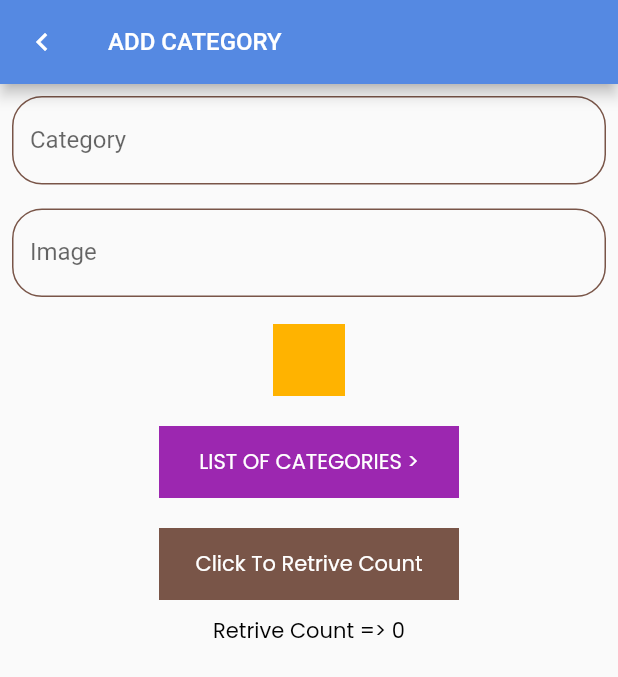
After one commit to Dishant-20/new_orange_main, a Flutter app: the screen it shows once a user with an empty profile is signed in, after a tap on the "add" icon, on a phone screen of 412 x 824 dp. The commit adds this screen. Shown: the top 677 px of the screen. Run offline on Flutter 3.47's test engine with Material 2 defaults, Android fonts, the phone set to English and light mode, and no system bars; our stand-ins replace cloud_firestore, dropdown_button2, firebase_auth, firebase_core, firebase_messaging, firebase_storage and 7 more; missing offline and left inert: devicelocale, flutter_gif; accounts and stored records are empty; Roboto replaces fonts that are missing (Avenir Next).

Commit message:
25-MARCH-2023=>1:10

```diff
--- a/lib/classes/REVIEWS/review_chat/review_chat_left/review_chat_left_side.dart
+++ b/lib/classes/REVIEWS/review_chat/review_chat_left/review_chat_left_side.dart
@@ -35,7 +35,7 @@ class _ReviewChatLeftScreenState extends State<ReviewChatLeftScreen> {
                       FirebaseAuth.instance.currentUser!.uid)
                   ? const SizedBox()
                   : */
-              IconButton(
+              /*IconButton(
                 onPressed: () {
                   if (kDebugMode) {
                     print('=====> CHAT WITH OTHERS CLICK <=====');
@@ -68,7 +68,7 @@ class _ReviewChatLeftScreenState extends State<ReviewChatLeftScreen> {
                   Icons.chat,
                   color: Colors.purple,
                 ),
-              ),
+              ),*/
             ],
             // 98061311374
             // 8800631774
--- /dev/null
+++ b/lib/classes/add_category_in_firebase/add_category_in_fb_server.dart
@@ -0,0 +1,413 @@
+import 'package:cloud_firestore/cloud_firestore.dart';
+import 'package:firebase_auth/firebase_auth.dart';
+import 'package:flutter/foundation.dart';
+import 'package:flutter/material.dart';
+import 'package:my_new_orange/classes/REVIEWS/review_category/review_category.dart';
+import 'package:my_new_orange/header/utils/Utils.dart';
+import 'package:my_new_orange/header/utils/custom/app_bar.dart';
+import 'package:uuid/uuid.dart';
+
+import '../database/database_helper.dart';
+import '../database/database_modal.dart';
+
+class AddCategoryInFirebaseServerScreen extends StatefulWidget {
+  const AddCategoryInFirebaseServerScreen({super.key});
+
+  @override
+  State<AddCategoryInFirebaseServerScreen> createState() =>
+      _AddCategoryInFirebaseServerScreenState();
+}
+
+class _AddCategoryInFirebaseServerScreenState
+    extends State<AddCategoryInFirebaseServerScreen> {
+  //
+  late DataBase handler;
+  final formKey = GlobalKey<FormState>();
+  //
+  late final TextEditingController contCategoryName;
+  late final TextEditingController contCategoryImage;
+  //
+  var strTotalItemsInLocalDBCount = '0';
+  var saveTotalCountOfElement = '0';
+  //
+  @override
+  void initState() {
+    super.initState();
+    //
+    handler = DataBase();
+    //
+    contCategoryName = TextEditingController();
+    contCategoryImage = TextEditingController();
+    //
+    // handler.deleteAllLocalDB().then((value) => {
+    //       print('====> ALL DATA HAS BEEN DELETED FROM LOCAL SERVER <===='),
+    //       funcRetrieveDataFromLocalDB(),
+    //     });
+  }
+
+  @override
+  void dispose() {
+    //
+    contCategoryName.dispose();
+    contCategoryImage.dispose();
+    //
+    super.dispose();
+  }
+
+  @override
+  Widget build(BuildContext context) {
+    return Scaffold(
+      appBar: AppBarScreen(
+        str_app_bar_title: 'ADD CATEGORY',
+        str_status: '1',
+      ),
+      body: Form(
+        key: formKey,
+        child: Column(
+          children: [
+            Padding(
+              padding: const EdgeInsets.all(8.0),
+              child: SizedBox(
+                // width: 100,
+                child: TextFormField(
+                  controller: contCategoryName,
+                  readOnly: false,
+                  decoration: InputDecoration(
+                    hintText: "select category...",
+                    labelText: 'Category',
+                    hintStyle: TextStyle(color: Colors.grey.shade600),
+
+                    filled: false,
+                    fillColor: Colors.grey.shade100,
+                    // contentPadding: const EdgeInsets.all(8),
+                    // contentPadding: const EdgeInsets.symmetric(
+                    // vertical: 10, // text field height
+                    // ),
+                    enabledBorder: OutlineInputBorder(
+                      borderRadius: BorderRadius.circular(20),
+                      borderSide: const BorderSide(
+                        color: Colors.brown,
+                      ),
+                    ),
+                  ),
+                  onTap: () {
+                    //
+                    // funcBottomSheet();
+                    //
+                  },
+                  validator: (value) {
+                    if (value == null || value.isEmpty) {
+                      return 'Name';
+                    }
+                    return null;
+                  },
+                ),
+              ),
+            ),
+            //
+            Padding(
+              padding: const EdgeInsets.all(8.0),
+              child: SizedBox(
+                // width: 100,
+                child: TextFormField(
+                  controller: contCategoryImage,
+                  readOnly: false,
+                  decoration: InputDecoration(
+                    hintText: "select category...",
+                    labelText: 'Image',
+                    hintStyle: TextStyle(color: Colors.grey.shade600),
+
+                    filled: false,
+                    fillColor: Colors.grey.shade100,
+                    // contentPadding: const EdgeInsets.all(8),
+                    // contentPadding: const EdgeInsets.symmetric(
+                    // vertical: 10, // text field height
+                    // ),
+                    enabledBorder: OutlineInputBorder(
+                      borderRadius: BorderRadius.circular(20),
+                      borderSide: const BorderSide(
+                        color: Colors.brown,
+                      ),
+                    ),
+                  ),
+                  onTap: () {
+                    //
+                    // funcBottomSheet();
+                    //
+                  },
+                  validator: (value) {
+                    if (value == null || value.isEmpty) {
+                      return 'Image';
+                    }
+                    return null;
+                  },
+                ),
+              ),
+            ),
+            //
+            InkWell(
+              onTap: () {
+                if (kDebugMode) {
+                  // print('object');
+                }
+                //
+                if (formKey.currentState!.validate()) {
+                  funcAddCategoryForServer();
+                }
+                //
+              },
+              child: Center(
+                child: Container(
+                  margin: const EdgeInsets.all(10.0),
+                  color: Colors.amber[600],
+                  width: 48.0,
+                  height: 48.0,
+                ),
+              ),
+            ),
+            //
+            InkWell(
+              onTap: () {
+                Navigator.push(
+                  context,
+                  MaterialPageRoute(
+                    builder: (context) => const ReviewCategoryScreen(),
+                  ),
+                );
+              },
+              child: Container(
+                margin: const EdgeInsets.all(10.0),
+                color: Colors.purple,
+                width: 200,
+                height: 48.0,
+                child: Center(
+                  child: textWithRegularStyle(
+                    'LIST OF CATEGORIES >',
+                    14.0,
+                    Colors.white,
+                    'left',
+                  ),
+                ),
+              ),
+            ),
+            // flucontain
+            Center(
+              child: InkWell(
+                onTap: () {
+                  funcRetrieveDataFromLocalDB();
+                },
+                child: Container(
+                  margin: const EdgeInsets.all(10.0),
+                  color: Colors.brown,
+                  width: 200,
+                  height: 48.0,
+                  child: Center(
+                    child: textWithRegularStyle(
+                      'Click To Retrive Count',
+                      14.0,
+                      Colors.white,
+                      'left',
+                    ),
+                  ),
+                ),
+              ),
+            ),
+            //
+
+            textWithRegularStyle(
+              'Retrive Count => $strTotalItemsInLocalDBCount',
+              14.0,
+              Colors.black,
+              'left',
+            ),
+            //
+          ],
+        ),
+      ),
+    );
+  }
+
+  //
+  funcAddCategoryForServer() {
+    var chatUserId = const Uuid().v4();
+    if (kDebugMode) {
+      print(chatUserId);
+    }
+
+    var strImage =
+        'https://firebasestorage.googleapis.com/v0/b/official-console.appspot.com/o/anamak%2Fcategory%2Fcategory_18.png?alt=media&token=a2de569a-050a-4fda-9c2b-05e06c9bfee0';
+
+    CollectionReference users = FirebaseFirestore.instance
+        .collection('${strFirebaseMode}reviews/India/review_lists');
+
+    users
+        .add(
+          {
+            'firebase_id': FirebaseAuth.instance.currentUser!.uid,
+          },
+        )
+        .then(
+          (value) =>
+
+              // print("Place details added Successfully" + value.id)
+              FirebaseFirestore.instance
+                  .collection("${strFirebaseMode}reviews")
+                  .doc('India')
+                  .collection('review_lists')
+                  .doc(value.id)
+                  .set(
+            {
+              'firestore_id': value.id,
+              'category_name': contCategoryName.text.toString(),
+              'category_id': chatUserId.toString(),
+              'category_image': strImage.toString(),
+              // contCategoryImage.text.toString(),
+              'time_stamp': DateTime.now().millisecondsSinceEpoch,
+            },
+            SetOptions(merge: true),
+          ).then(
+            (value1) {
+              //
+              if (kDebugMode) {
+                print('<==================================>');
+                print('<==================================>');
+                print('Category add in Firebase. Now get data count / length');
+                print('<==================================>');
+                print('<==================================>');
+              }
+
+              // get total number of data in server => count / length
+              funcGetTotalNumberOfDataOfCategory(
+                value.id,
+                chatUserId,
+                strImage,
+              );
+              //
+            },
+          ),
+        )
+        .catchError(
+          (error) => print("Failed to add user: $error"),
+        );
+  }
+
+  funcGetTotalNumberOfDataOfCategory(
+    elementId,
+    getChatUserId,
+    getImage,
+  ) {
+    FirebaseFirestore.instance
+        .collection("${strFirebaseMode}reviews")
+        .doc("India")
+        .collection("review_lists")
+        // .where("firestore_id", isEqualTo: elementId.toString())
+        .get()
+        .then((value) {
+      if (kDebugMode) {
+        print(value.docs);
+      }
+
+      if (value.docs.isEmpty) {
+        if (kDebugMode) {
+          print('======> NO USER FOUND');
+        }
+      } else {
+        var arr = [];
+        for (var element in value.docs) {
+          if (kDebugMode) {
+            // print('======> YES,  USER FOUND');
+            // print(element.id);
+            // print(value.docs);
+            arr.add(element.id);
+          }
+
+          if (kDebugMode) {
+            print(arr.length);
+          }
+
+          if (kDebugMode) {
+            print('<==================================>');
+            print('<==================================>');
+            print('Category added. Now add this data to Local DB');
+            print('<==================================>');
+            print('<==================================>');
+          }
+
+          addPlanets(
+            arr.length,
+            getChatUserId.toString(),
+            getImage.toString(),
+            contCategoryName.text.toString(),
+            DateTime.now().millisecondsSinceEpoch.toString(),
+            '0',
+          );
+
+          contCategoryName.text = '';
+
+          if (kDebugMode) {
+            print('<==================================>');
+            print('<==================================>');
+            print('ALL DONE');
+            print('<==================================>');
+            print('<==================================>');
+          }
+          // EDIT USER IF IT ALREADY EXIST
+        }
+      }
+    });
+    // );
+  }
+
+  //
+  Future<int> addPlanets(
+    idMultiple,
+    addCategoryIdtoLocalDB,
+    addCategoryImageToLocalDB,
+    addCategoryNameToLocalDB,
+    timeStamp,
+    totalItem,
+  ) async {
+    //
+    List<Planets> planets = [];
+
+    for (int i = 0; i < 1; i++) {
+      Planets one = Planets(
+        id: idMultiple,
+        categoryId: addCategoryIdtoLocalDB.toString(),
+        categoryImage: addCategoryImageToLocalDB.toString(),
+        categoryName: addCategoryNameToLocalDB.toString(),
+        timeStamp: timeStamp.toString(),
+        totalItem: totalItem.toString(),
+      );
+
+      planets.add(one);
+    }
+
+    return await handler.insertPlanets(planets);
+  }
+
+  // get all item saved in local db
+  funcRetrieveDataFromLocalDB() {
+    handler.retrievePlanets().then(
+      (value) {
+        if (value.isEmpty) {
+          if (kDebugMode) {
+            print('NO, LOCAL DB DOES NOT HAVE ANY DATA');
+          }
+        } else {
+          if (kDebugMode) {
+            print('YES, LOCAL DB HAVE SOME DATA');
+          }
+          //
+          if (kDebugMode) {
+            print('Total Item in local DB ===> ${value.length}');
+            setState(() {
+              strTotalItemsInLocalDBCount = value.length.toString();
+            });
+          }
+          //
+        }
+      },
+    );
+  }
+}
--- a/lib/classes/splash/home/home.dart
+++ b/lib/classes/splash/home/home.dart
@@ -3,9 +3,11 @@
 import 'dart:ui';
 
 import 'package:cloud_firestore/cloud_firestore.dart';
+import 'package:firebase_auth/firebase_auth.dart';
 import 'package:flutter/foundation.dart';
 import 'package:flutter/material.dart';
 import 'package:my_new_orange/classes/REVIEWS/review_category/review_category.dart';
+import 'package:my_new_orange/classes/add_category_in_firebase/add_category_in_fb_server.dart';
 import 'package:my_new_orange/classes/feeds/feeds.dart';
 import 'package:my_new_orange/classes/set_name/set_profile_name.dart';
 // import 'package:my_new_orange/classes/set_name/online_chat_entry.dart';
@@ -174,6 +176,26 @@ class _HomeScreenScreenState extends State<HomeScreenScreen>
                         Icons.settings,
                       ),
                     ),
+                    // (FirebaseAuth.instance.currentUser!.uid ==
+                    //         'sL8E1IvTpyXlkr5HYjBD2WItsed2')
+                    //     ?
+                    IconButton(
+                      onPressed: () {
+                        Navigator.push(
+                          context,
+                          MaterialPageRoute(
+                            builder: (context) =>
+                                const AddCategoryInFirebaseServerScreen(),
+                          ),
+                        );
+                      },
+                      icon: const Icon(
+                        Icons.add,
+                      ),
+                    ),
+                    // : const SizedBox(
+                    //     height: 0,
+                    //   ),
                     const SizedBox(
                       width: 50,
                     ),
--- a/lib/header/utils/Utils.dart
+++ b/lib/header/utils/Utils.dart
@@ -30,7 +30,7 @@ var str_n_t_set_name = 'Set name';
 var public_message_count = 40;
 
 //
-var databaseTableName = 'anamak_category_list_db_2';
+var databaseTableName = 'test_1'; //'anamak_category_list_db_2';
 
 /* ================================================================ */
 
```
Also changed, not shown: lib/classes/REVIEWS/review_category/review_category.dart (+55 -38 lines), lib/classes/REVIEWS/review_category/review_category_list/review_category_list.dart (+6 -3 lines), lib/classes/database/database_helper.dart (+10 -0 lines).
